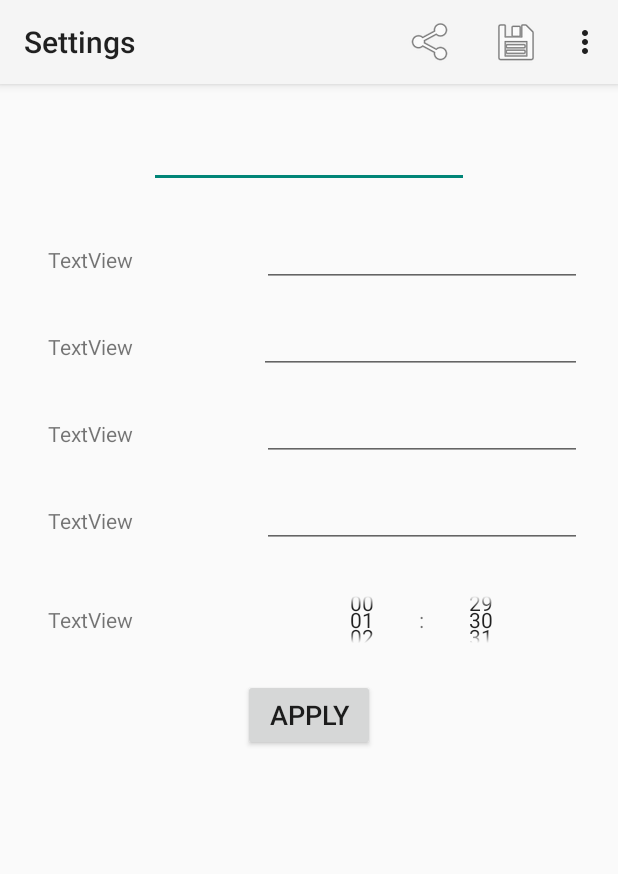
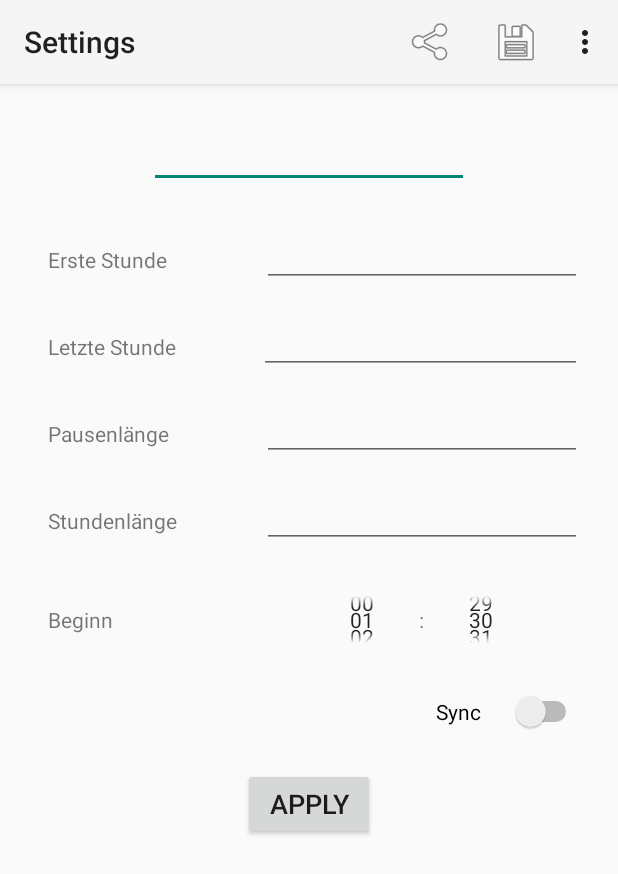
Before and after one commit to AdrianMunozH/MyApplication, an Android app: the SettingsActivity screen opened directly, with no data from a screen before it, on a phone screen of 412 x 824 dp. Shown: the top 874 px of the screen. Run offline under Robolectric (Android 15) with nearby library versions, the phone set to English and light mode, and no system bars; 6 statements that could not run were skipped.

Commit message:
Add sync option to settings layout

```diff
--- a/app/src/main/res/layout/activity_settings.xml
+++ b/app/src/main/res/layout/activity_settings.xml
@@ -55,7 +55,7 @@
                 android:id="@+id/firstClassLabel"
                 android:layout_width="wrap_content"
                 android:layout_height="wrap_content"
-                android:text="TextView"
+                android:text="Erste Stunde"
                 app:layout_constraintBaseline_toBaselineOf="@+id/firstClass"
                 app:layout_constraintStart_toStartOf="@+id/lastClassLabel"
                 tools:text="Erste Stunde" />
@@ -76,7 +76,7 @@
                 android:id="@+id/lastClassLabel"
                 android:layout_width="wrap_content"
                 android:layout_height="wrap_content"
-                android:text="TextView"
+                android:text="Letzte Stunde"
                 app:layout_constraintBaseline_toBaselineOf="@+id/lastClass"
                 app:layout_constraintStart_toStartOf="@+id/breakLengthLabel"
                 tools:text="Letzte Stunde" />
@@ -97,7 +97,7 @@
                 android:id="@+id/breakLengthLabel"
                 android:layout_width="wrap_content"
                 android:layout_height="wrap_content"
-                android:text="TextView"
+                android:text="Pausenlänge"
                 app:layout_constraintBaseline_toBaselineOf="@+id/breakLength"
                 app:layout_constraintStart_toStartOf="@+id/classLengthLabel"
                 tools:text="Pausenlänge" />
@@ -118,7 +118,7 @@
                 android:id="@+id/classLengthLabel"
                 android:layout_width="wrap_content"
                 android:layout_height="wrap_content"
-                android:text="TextView"
+                android:text="Stundenlänge"
                 app:layout_constraintBaseline_toBaselineOf="@+id/classLength"
                 app:layout_constraintStart_toStartOf="@+id/beginTime"
                 tools:text="Stundenlänge" />
@@ -140,7 +140,7 @@
                 android:layout_width="wrap_content"
                 android:layout_height="wrap_content"
                 android:layout_marginStart="24dp"
-                android:text="TextView"
+                android:text="Beginn"
                 app:layout_constraintBottom_toBottomOf="@+id/timePicker"
                 app:layout_constraintStart_toStartOf="parent"
                 app:layout_constraintTop_toTopOf="@+id/timePicker"
@@ -165,13 +165,34 @@
                 android:layout_marginBottom="8dp"
                 android:layout_marginEnd="8dp"
                 android:layout_marginStart="8dp"
-                android:layout_marginTop="8dp"
+                android:layout_marginTop="24dp"
                 android:text="@string/applyBtn"
                 android:textSize="18sp"
                 app:layout_constraintBottom_toBottomOf="parent"
                 app:layout_constraintEnd_toEndOf="parent"
                 app:layout_constraintStart_toStartOf="parent"
+                app:layout_constraintTop_toBottomOf="@+id/telegramSyncSwitch" />
+
+            <Switch
+                android:id="@+id/telegramSyncSwitch"
+                android:layout_width="97dp"
+                android:layout_height="17dp"
+                android:layout_marginEnd="16dp"
+                android:layout_marginTop="16dp"
+                android:text="Sync"
+                android:textOff="Sync deaktiviert"
+                android:textOn="Sync aktiviert"
+                app:layout_constraintEnd_toEndOf="parent"
                 app:layout_constraintTop_toBottomOf="@+id/timePicker" />
+
+            <TextView
+                android:id="@+id/syncRegisterCommand"
+                android:layout_width="wrap_content"
+                android:layout_height="wrap_content"
+                android:layout_marginStart="24dp"
+                app:layout_constraintBottom_toBottomOf="@+id/telegramSyncSwitch"
+                app:layout_constraintStart_toStartOf="parent"
+                app:layout_constraintTop_toTopOf="@+id/telegramSyncSwitch" />
 
         </android.support.constraint.ConstraintLayout>
     </ScrollView>
```
